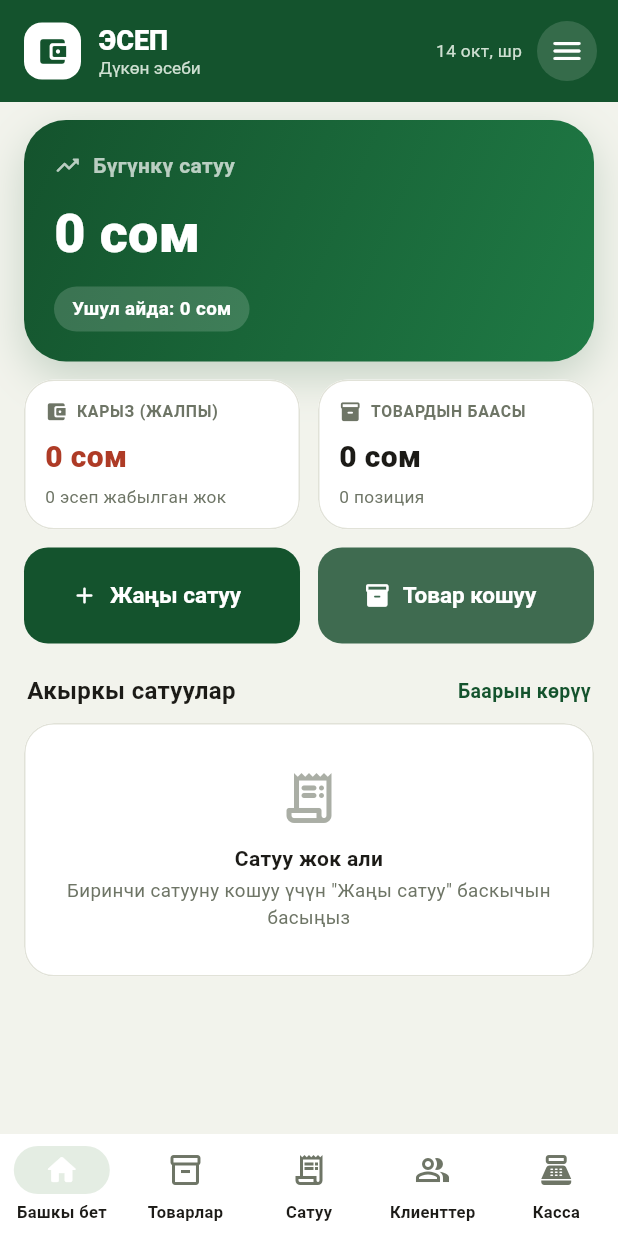
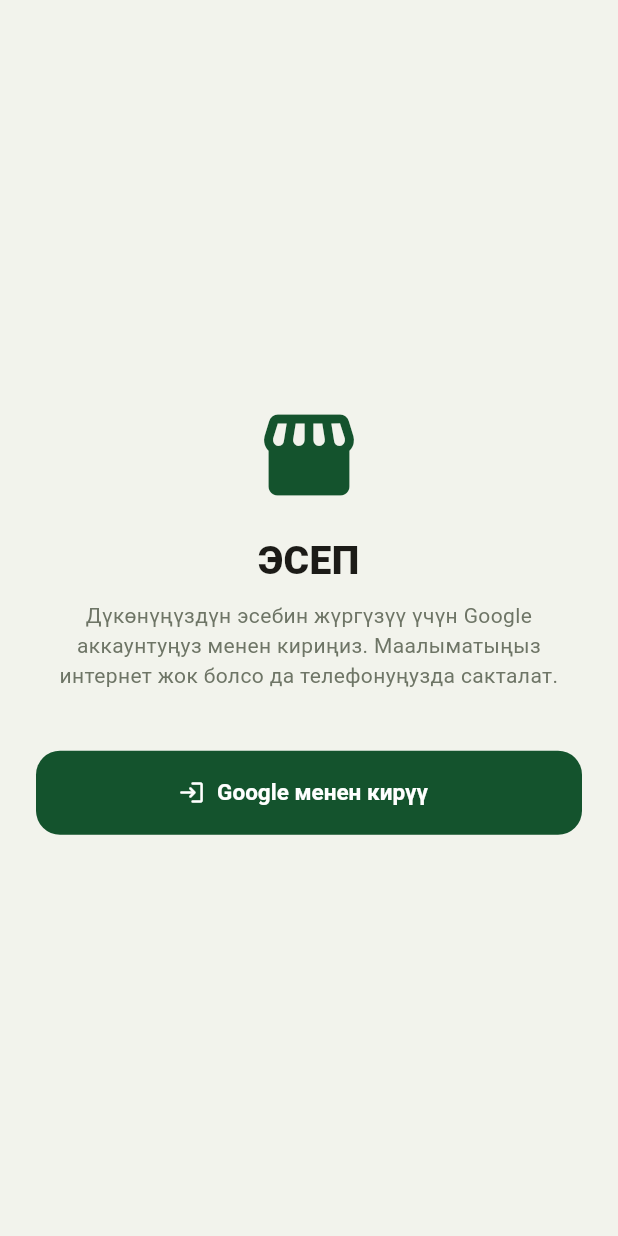
Before and after one commit to ysmaiilov/esep_pro, a Flutter app: the screen it shows after launch, on a phone screen of 412 x 824 dp. Run offline on Flutter 3.47's test engine with Material 3 defaults, Android fonts, the phone set to English and light mode, and no system bars; our stand-ins replace file_picker, firebase_auth, firebase_core, google_sign_in, pdf, printing and 2 more; accounts and stored records are empty.

Commit message:
Auth: Firebase init, Google sign-in service, login screen and auth gate
Co-Authored-By: Claude Haiku 5.5 <noreply@anthropic.com>
Claude-Session: https://claude.ai/code/session_018jCY9wrVk54qBTLQj6rcst

```diff
--- a/lib/lang.dart
+++ b/lib/lang.dart
@@ -358,6 +358,11 @@ const Map<String, Map<String, String>> kStrings = {
     'reset_yes': 'Ооба, баарын тазалоо',
     'cancel_stop': 'Жок, токтотуу',
     'data_cleared': 'Бардык дайын тазаланды',
+    'login_title': 'ЭСЕП',
+    'login_desc': 'Дүкөнүңүздүн эсебин жүргүзүү үчүн Google аккаунтуңуз менен кириңиз. Маалыматыңыз интернет жок болсо да телефонуңузда сакталат.',
+    'login_google': 'Google менен кирүү',
+    'login_cancelled': 'Кирүү жокко чыгарылды',
+    'login_error': 'Кирүүдө ката кетти, кайра аракет кылыңыз',
     'app_version': 'ЭСЕП · версия',
   },
   'ru': {
@@ -715,6 +720,11 @@ const Map<String, Map<String, String>> kStrings = {
     'reset_yes': 'Да, очистить всё',
     'cancel_stop': 'Нет, отмена',
     'data_cleared': 'Все данные очищены',
+    'login_title': 'ЭСЕП',
+    'login_desc': 'Войдите с Google-аккаунтом, чтобы вести учёт магазина. Данные сохраняются на телефоне, даже если нет интернета.',
+    'login_google': 'Войти через Google',
+    'login_cancelled': 'Вход отменён',
+    'login_error': 'Ошибка входа, попробуйте ещё раз',
     'app_version': 'ЭСЕП · версия',
   },
 };
--- /dev/null
+++ b/lib/login.dart
@@ -0,0 +1,73 @@
+import 'package:flutter/material.dart';
+import 'auth.dart';
+import 'store.dart';
+import 'ui.dart';
+
+/// Биринчи экран: Google аккаунту менен кирүү.
+class LoginScreen extends StatefulWidget {
+  const LoginScreen({super.key});
+  @override
+  State<LoginScreen> createState() => _LoginScreenState();
+}
+
+class _LoginScreenState extends State<LoginScreen> {
+  bool busy = false;
+
+  Future<void> _login() async {
+    setState(() => busy = true);
+    try {
+      final user = await signInWithGoogle();
+      if (user == null) toast(tr('login_cancelled'));
+    } catch (_) {
+      toast(tr('login_error'));
+    } finally {
+      if (mounted) setState(() => busy = false);
+    }
+  }
+
+  @override
+  Widget build(BuildContext context) {
+    final cs = Theme.of(context).colorScheme;
+    return Scaffold(
+      body: SafeArea(
+        child: Padding(
+          padding: const EdgeInsets.all(24),
+          child: Column(mainAxisAlignment: MainAxisAlignment.center, crossAxisAlignment: CrossAxisAlignment.stretch, children: [
+            Icon(Icons.storefront_rounded, size: 72, color: cs.primary),
+            const SizedBox(height: 16),
+            Text(tr('login_title'), textAlign: TextAlign.center, style: const TextStyle(fontSize: 26, fontWeight: FontWeight.w800)),
+            const SizedBox(height: 8),
+            Text(tr('login_desc'), textAlign: TextAlign.center, style: TextStyle(color: cs.onSurfaceVariant)),
+            const SizedBox(height: 40),
+            SizedBox(
+              height: 56,
+              child: FilledButton.icon(
+                onPressed: busy ? null : _login,
+                icon: busy
+                    ? const SizedBox(width: 20, height: 20, child: CircularProgressIndicator(strokeWidth: 2))
+                    : const Icon(Icons.login_rounded),
+                label: Text(tr('login_google')),
+              ),
+            ),
+          ]),
+        ),
+      ),
+    );
+  }
+}
+
+/// Колдонуучу кирген болсо — негизги экран, болбосо кирүү экраны.
+class AuthGate extends StatelessWidget {
+  final Widget child;
+  const AuthGate({super.key, required this.child});
+  @override
+  Widget build(BuildContext context) => StreamBuilder(
+        stream: authChanges(),
+        builder: (context, snap) {
+          if (snap.connectionState == ConnectionState.waiting) {
+            return const Scaffold(body: Center(child: CircularProgressIndicator()));
+          }
+          return snap.data == null ? const LoginScreen() : child;
+        },
+      );
+}
--- a/lib/main.dart
+++ b/lib/main.dart
@@ -1,11 +1,14 @@
+import 'package:firebase_core/firebase_core.dart';
 import 'package:flutter/material.dart';
+import 'login.dart';
 import 'screens.dart';
 import 'sheets.dart';
 import 'store.dart';
 import 'ui.dart';
 
-void main() {
+Future<void> main() async {
   WidgetsFlutterBinding.ensureInitialized();
+  await Firebase.initializeApp();
   runApp(const EsepApp());
 }
 
@@ -46,7 +49,7 @@ class _BootState extends State<Boot> {
   Widget build(BuildContext context) => AnimatedSwitcher(
         duration: const Duration(milliseconds: 700),
         switchInCurve: Curves.easeOut,
-        child: ready ? const Shell(key: ValueKey('shell')) : const Splash(key: ValueKey('splash')),
+        child: ready ? const AuthGate(key: ValueKey('shell'), child: Shell()) : const Splash(key: ValueKey('splash')),
       );
 }
 
```
Also changed, not shown: lib/auth.dart (added, +26 -0 lines).
